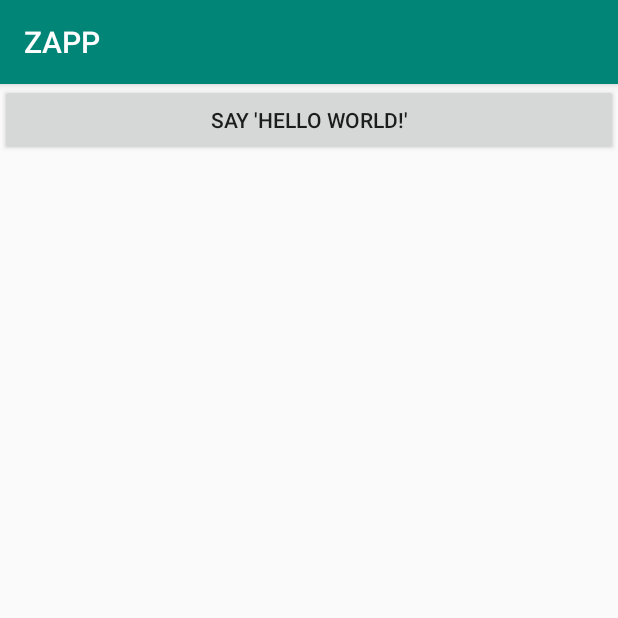
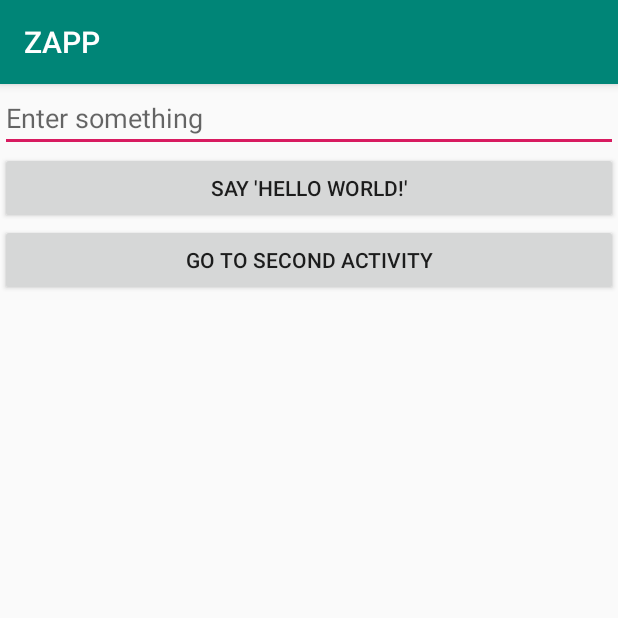
Before and after one commit to andreaseckner/zapp-android, an Android app: the screen it shows after launch (MainActivity), on a phone screen of 412 x 824 dp, the top half of it. Run offline under Robolectric (Android 15) with nearby library versions, the phone set to English and light mode, and no system bars.

Commit message:
add solution for 1.02 - Activities and Layouts - Intents

```diff
--- a/app/src/main/AndroidManifest.xml
+++ b/app/src/main/AndroidManifest.xml
@@ -9,6 +9,8 @@
         android:roundIcon="@mipmap/ic_launcher_round"
         android:supportsRtl="true"
         android:theme="@style/AppTheme">
+        <activity android:name=".SecondActivity">
+        </activity>
         <activity android:name=".MainActivity">
             <intent-filter>
                 <action android:name="android.intent.action.MAIN"/>
--- a/app/src/main/java/com/example/othregensburg/zapp/MainActivity.java
+++ b/app/src/main/java/com/example/othregensburg/zapp/MainActivity.java
@@ -1,18 +1,18 @@
 package com.example.othregensburg.zapp;
 
+import android.content.Intent;
 import android.os.Bundle;
 import android.support.v7.app.AppCompatActivity;
 import android.util.Log;
 import android.view.View;
 import android.widget.Button;
+import android.widget.EditText;
 
 public class MainActivity extends AppCompatActivity {
     private final static String TAG = MainActivity.class.getSimpleName();
+    public final static String PUT_EXTRA_STRING = "text";
 
-    // TODO (3) Create a new Activity "SecondActivity" in the same package, (Hint: File -> New -> Activity -> Empty Activity)
-    // TODO (4) Change the layout for the "SecondActivity" to show a TextView in the middle of the screen
-    // TODO (5) Add a new property for the EditText field and bind the view from the layout (Hint: use findViewById in the onCreate method)
-
+    EditText mEditText;
     Button mHelloWorldButton;
 
     @Override
@@ -20,6 +20,7 @@ public class MainActivity extends AppCompatActivity {
         super.onCreate(savedInstanceState);
         setContentView(R.layout.activity_main);
 
+        mEditText = findViewById(R.id.activity_main_edit_text);
         mHelloWorldButton = findViewById(R.id.hello_world_button);
 
         mHelloWorldButton.setOnClickListener(new View.OnClickListener() {
@@ -30,11 +31,11 @@ public class MainActivity extends AppCompatActivity {
         });
     }
 
-    // TODO (6) Add a method for the previously created button in the layout file
-    // TODO (7) Get the value from the EditText field
-    // TODO (8) Create an Intent to open the SecondActivity
-    // TODO (9) Put the String from the EditText to the Intent (Hint: Intent#putExtra(name, value))
-    // TODO (10) Start the SecondActivity
-    // TODO (11) In the SecondActivity read the data from the Intent and show the String in the TextView
+    public void goToSecondActivity(View button) {
+        String text = mEditText.getText().toString();
 
+        Intent intent = new Intent(MainActivity.this, SecondActivity.class);
+        intent.putExtra(PUT_EXTRA_STRING, text);
+        startActivity(intent);
+    }
 }
--- a/app/src/main/res/layout/activity_main.xml
+++ b/app/src/main/res/layout/activity_main.xml
@@ -7,7 +7,11 @@
     android:orientation="vertical"
     tools:context=".MainActivity">
 
-    <!-- TODO (1) Add a EditText field and give it a proper id and a hint  -->
+    <EditText
+        android:id="@+id/activity_main_edit_text"
+        android:layout_width="match_parent"
+        android:layout_height="wrap_content"
+        android:hint="Enter something" />
 
     <Button
         android:id="@+id/hello_world_button"
@@ -15,6 +19,11 @@
         android:layout_height="wrap_content"
         android:text="Say 'Hello World!'" />
 
-    <!-- TODO (2) Add an additional button; this time use the onClick attribute to implement the click handler -->
+    <Button
+        android:id="@+id/second_activity_button"
+        android:layout_width="match_parent"
+        android:layout_height="wrap_content"
+        android:text="Go to second Activity"
+        android:onClick="goToSecondActivity" />
 
 </LinearLayout>
```
Also changed, not shown: app/src/main/java/com/example/othregensburg/zapp/SecondActivity.java (added, +23 -0 lines), app/src/main/res/layout/activity_second.xml (added, +16 -0 lines).
